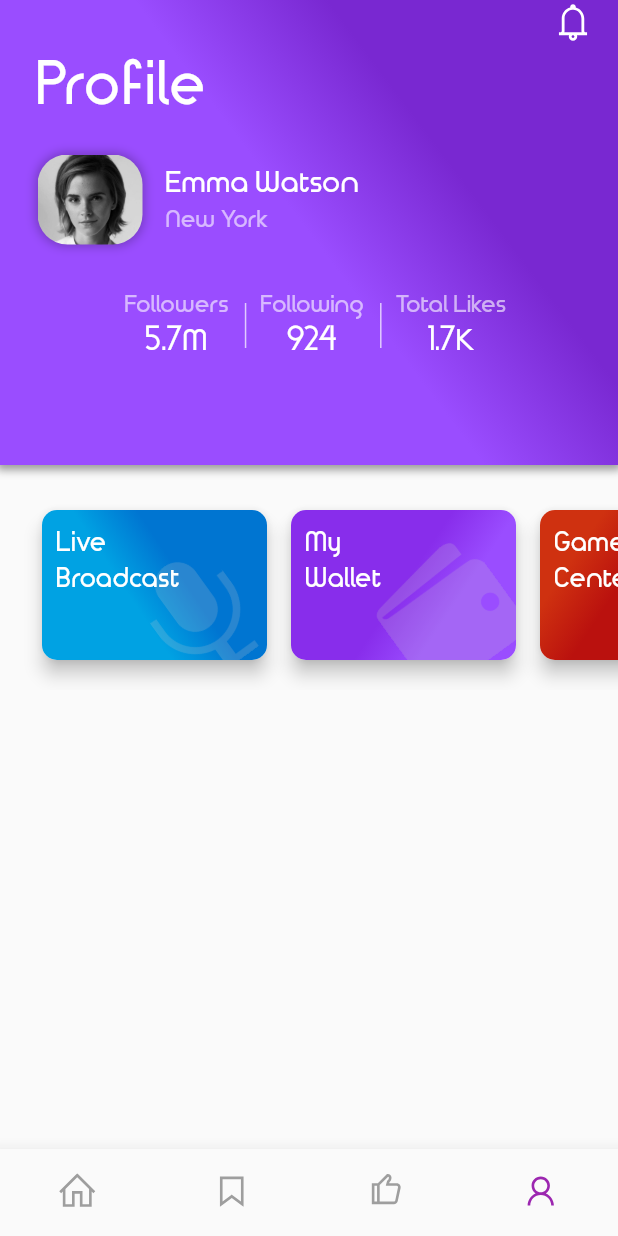
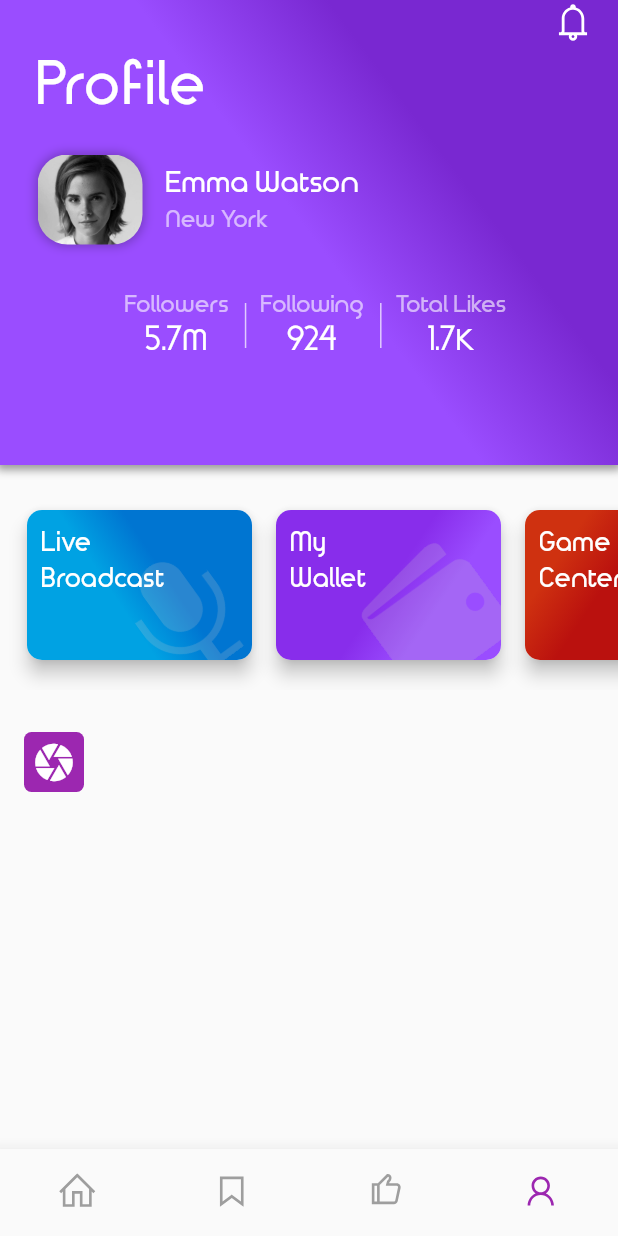
Before and after one commit to aman1210/FlutterUIChallenge, a Flutter app: the screen it shows after launch, on a phone screen of 412 x 824 dp. Run offline on Flutter 3.47's test engine with Material 2 defaults, Android fonts, the phone set to English and light mode, and no system bars; our stand-ins replace line_awesome_icons.

Commit message:
Adding Quick Actions

```diff
--- a/Profile/lib/main.dart
+++ b/Profile/lib/main.dart
@@ -2,6 +2,7 @@ import 'package:flutter/material.dart';
 
 import 'package:line_awesome_icons/line_awesome_icons.dart';
 import 'package:uiChallengeProfile/header/profileHeader.dart';
+import 'package:uiChallengeProfile/options.dart';
 import 'package:uiChallengeProfile/quickActions.dart';
 
 void main() {
@@ -24,13 +25,9 @@ class MyHomePage extends StatelessWidget {
   @override
   Widget build(BuildContext context) {
     return Scaffold(
-      body: SingleChildScrollView(
-        child: Column(
-          children: [
-            ProfileHeader(),
-            QuickACtions(),
-          ],
-        ),
+      body: Column(
+        mainAxisSize: MainAxisSize.max,
+        children: [ProfileHeader(), QuickACtions(), Options()],
       ),
       bottomNavigationBar: BottomNavigationBar(
         items: [
--- /dev/null
+++ b/Profile/lib/options.dart
@@ -0,0 +1,26 @@
+import 'package:flutter/material.dart';
+
+class Options extends StatelessWidget {
+  @override
+  Widget build(BuildContext context) {
+    return Expanded(
+      child: Column(
+        children: [
+          ListTile(
+            leading: Container(
+                height: 40,
+                width: 40,
+                decoration: BoxDecoration(
+                    color: Theme.of(context).primaryColor,
+                    borderRadius: BorderRadius.circular(5)),
+                child: Icon(
+                  Icons.camera,
+                  color: Colors.white,
+                  size: 30,
+                )),
+          )
+        ],
+      ),
+    );
+  }
+}
--- a/Profile/lib/quickActions.dart
+++ b/Profile/lib/quickActions.dart
@@ -41,7 +41,7 @@ class QuickACtions extends StatelessWidget {
         child: ListView(
           shrinkWrap: true,
           padding:
-              const EdgeInsets.only(left: 20, bottom: 20, top: 10, right: 10),
+              const EdgeInsets.only(left: 10, bottom: 20, top: 10, right: 10),
           scrollDirection: Axis.horizontal,
           children: [
             buildCard(
```
